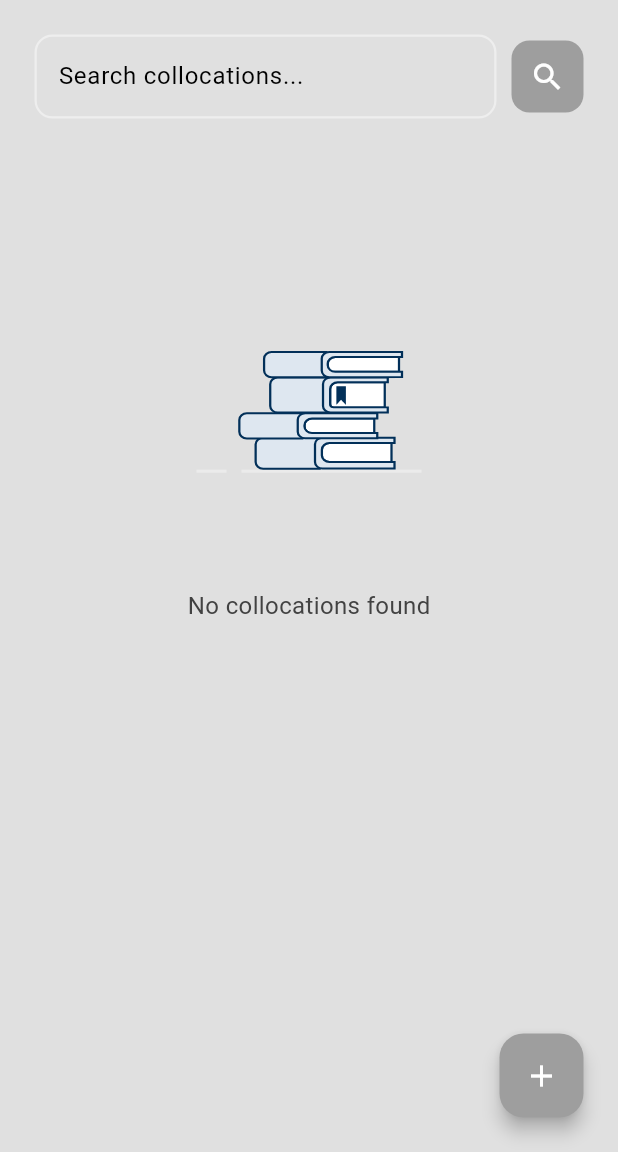
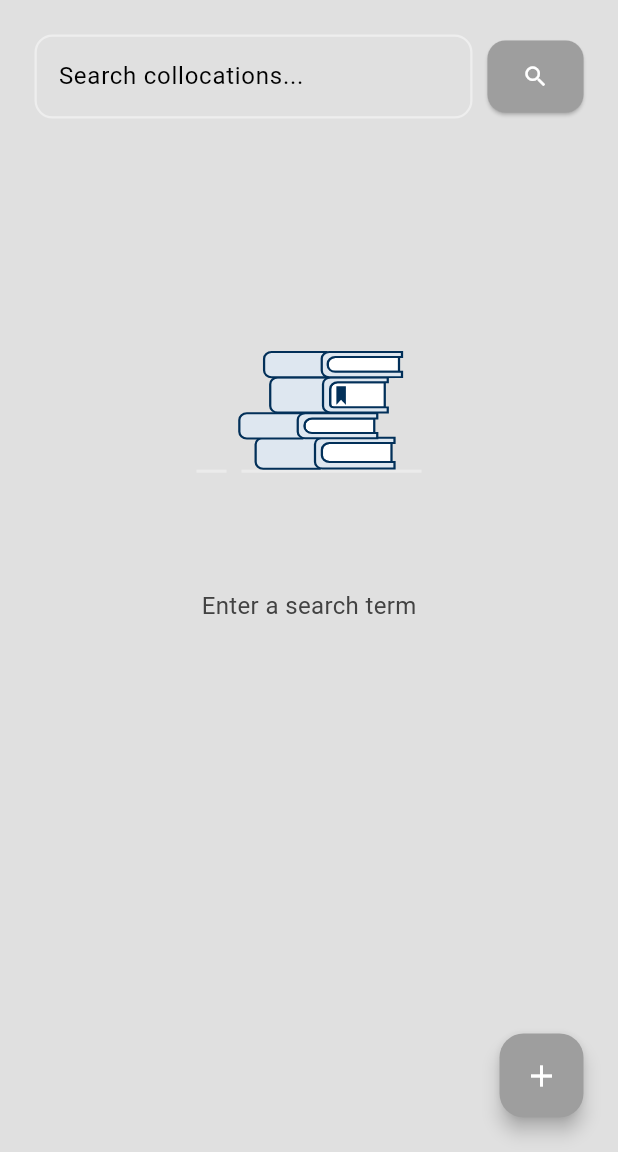
Before and after one commit to tin-trbojevic/MetaColHub, a Flutter app: the screen it shows once a user with an empty profile is signed in, on a phone screen of 412 x 824 dp, the part 84-1236 px from its top. Run offline on Flutter 3.47's test engine with Material 3 defaults, Android fonts, the phone set to English and light mode, and no system bars; our stand-ins replace cloud_firestore, csv, file_picker, firebase_auth, firebase_core, lottie; accounts and stored records are empty; network calls fail; project files that could hold a hidden picture were left out.

Commit message:
Additional changes made

```diff
--- a/lib/components/my_add_coll_dialog.dart
+++ b/lib/components/my_add_coll_dialog.dart
@@ -80,18 +80,21 @@ class _AddCollocationDialogState extends State<AddCollocationDialog> {
             hintText: "Enter Base",
             obscureText: false,
             controller: baseController,
+            maxLines: 2,
           ),
           const SizedBox(height: 10),
           MyTextfield(
             hintText: "Enter Collocation",
             obscureText: false,
             controller: collocationController,
+            maxLines: 2,
           ),
           const SizedBox(height: 10),
           MyTextfield(
             hintText: "Enter Example",
             obscureText: false,
             controller: exampleController,
+            maxLines: 7,
           ),
           const SizedBox(height: 10),
           Container(
--- a/lib/components/my_search_button.dart
+++ b/lib/components/my_search_button.dart
@@ -6,20 +6,22 @@ class SearchButton extends StatelessWidget {
 
   @override
   Widget build(BuildContext context) {
-    return GestureDetector(
-      onTap: onTap,
-      child: Container(
-        decoration: BoxDecoration(
-          color: Theme.of(context).colorScheme.secondary,
-          borderRadius: BorderRadius.circular(12),
+    return Container(
+      margin: const EdgeInsets.only(left: 10),
+      height: 48,
+      child: ElevatedButton(
+        onPressed: onTap,
+        style: ElevatedButton.styleFrom(
+          backgroundColor: Theme.of(context).colorScheme.secondary,
+          shape: RoundedRectangleBorder(
+            borderRadius: BorderRadius.circular(12),
+          ),
+          padding: const EdgeInsets.all(12),
         ),
-        padding: const EdgeInsets.all(12),
-        margin: const EdgeInsets.only(left: 10),
-        child: Center(
-          child: Icon(
-            Icons.search,
-            color: Theme.of(context).colorScheme.background,
-          ),
+
+        child: Icon(
+          Icons.search,
+          color: Theme.of(context).colorScheme.background,
         ),
       ),
     );
--- a/lib/components/my_textfield.dart
+++ b/lib/components/my_textfield.dart
@@ -5,6 +5,7 @@ class MyTextfield extends StatelessWidget {
   final bool obscureText;
   final TextEditingController controller;
   final ValueChanged<String>? onChanged;
+  final int maxLines;
 
   const MyTextfield({
     super.key,
@@ -12,14 +13,20 @@ class MyTextfield extends StatelessWidget {
     required this.obscureText,
     required this.controller,
     this.onChanged,
+    this.maxLines = 1,
   });
 
   @override
   Widget build(BuildContext context) {
-    return StatefulBuilder(
+    return ConstrainedBox(
+      constraints: const BoxConstraints(maxWidth: 500),
+      child: StatefulBuilder(
         builder: (context, setState) {
           return TextField(
             controller: controller,
+            minLines: 1,
+            maxLines: maxLines,
+            keyboardType: TextInputType.multiline,
             decoration: InputDecoration(
               hintText: hintText,
 
@@ -82,6 +89,7 @@ class MyTextfield extends StatelessWidget {
             },
           );
         },
+      ),
     );
   }
 }
--- a/lib/pages/home_page.dart
+++ b/lib/pages/home_page.dart
@@ -56,10 +56,13 @@ class _HomePageState extends State<HomePage> {
                         hintText: "Search collocations...",
                         obscureText: false,
                         controller: searchController,
+                        maxLines: 1,
                         onChanged: (value) {
+                          if (value.trim().isEmpty) {
                             setState(() {
-                            searchQuery = value.trim();
+                              searchQuery = '';
                             });
+                          }
                         },
                       ),
                     ),
@@ -86,6 +89,7 @@ class _HomePageState extends State<HomePage> {
                     }
 
                     if (!snapshot.hasData || snapshot.data!.isEmpty) {
+                      if (searchQuery.isEmpty) {
                         return Column(
                           mainAxisAlignment: MainAxisAlignment.start,
                           children: [
@@ -93,11 +97,25 @@ class _HomePageState extends State<HomePage> {
                             Lottie.asset('assets/home2.json'),
                             const SizedBox(height: 20),
                             const Text(
-                            'No collocations found',
+                              'Enter a search term',
                               style: TextStyle(fontSize: 16),
                             ),
                           ],
                         );
+                      } else {
+                        return Column(
+                          mainAxisAlignment: MainAxisAlignment.start,
+                          children: [
+                            const SizedBox(height: 70),
+                            Lottie.asset('assets/home2.json'),
+                            const SizedBox(height: 20),
+                            const Text(
+                              'No terms found',
+                              style: TextStyle(fontSize: 16),
+                            ),
+                          ],
+                        );
+                      }
                     }
 
                     List<Map<String, dynamic>> collocations = snapshot.data!;
--- a/lib/pages/settings_page.dart
+++ b/lib/pages/settings_page.dart
@@ -19,7 +19,7 @@ class SettingsPage extends StatefulWidget {
 class _SettingsPageState extends State<SettingsPage> {
   bool _isLoading = false;
 
-  Future<void> _deleteAccount(BuildContext context) async {
+  Future<void> deleteAccount(BuildContext context) async {
     final user = FirebaseAuth.instance.currentUser;
 
     if (user == null) return;
@@ -151,7 +151,7 @@ class _SettingsPageState extends State<SettingsPage> {
                         borderRadius: BorderRadius.circular(12),
                       ),
                       child: GestureDetector(
-                        onTap: () => _deleteAccount(context),
+                        onTap: () => deleteAccount(context),
                         child: Row(
                           children: [
                             Icon(
```
Also changed, not shown: lib/components/my_edit_coll_dialog.dart (+7 -1 lines), lib/pages/added_files.dart (+29 -8 lines), lib/services/firestore_service.dart (+15 -11 lines). Lines whose indentation alone changed are shown as unchanged.
